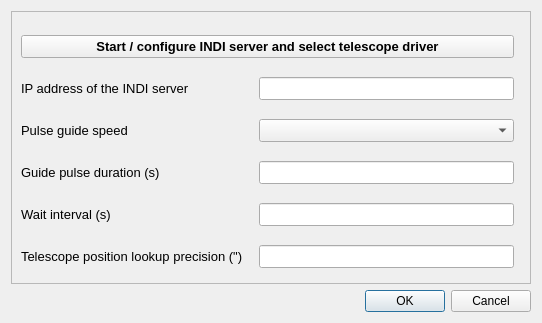
Before: the Qt Designer form Source/indi_dialog.ui in Rolf-Hempel/MoonPanoramaMaker, drawn with Qt 5.
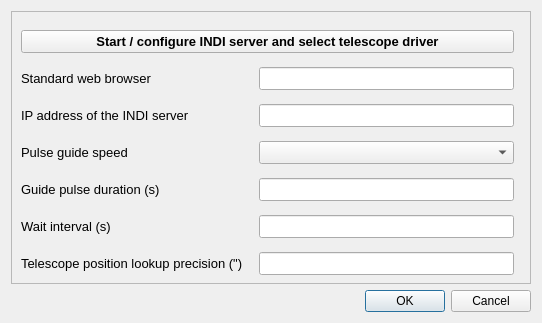
After: the same form once the commit is applied.

Commit message: indi dialog gui changed

Patch:
```diff
--- a/Source/indi_dialog.ui
+++ b/Source/indi_dialog.ui
@@ -53,7 +53,7 @@
         <property name="bottomMargin">
          <number>0</number>
         </property>
-        <item row="4" column="1">
+        <item row="5" column="1">
          <widget class="QLineEdit" name="input_guiding_interval">
           <property name="font">
            <font>
@@ -62,7 +62,7 @@
           </property>
          </widget>
         </item>
-        <item row="3" column="0">
+        <item row="4" column="0">
          <widget class="QLabel" name="pulse_guide_speed">
           <property name="font">
            <font>
@@ -77,7 +77,7 @@
           </property>
          </widget>
         </item>
-        <item row="2" column="1">
+        <item row="3" column="1">
          <widget class="QLineEdit" name="input_indi_server_url">
           <property name="font">
            <font>
@@ -103,7 +103,7 @@
           </property>
          </widget>
         </item>
-        <item row="4" column="0">
+        <item row="5" column="0">
          <widget class="QLabel" name="guiding_interval">
           <property name="font">
            <font>
@@ -118,7 +118,7 @@
           </property>
          </widget>
         </item>
-        <item row="5" column="0">
+        <item row="6" column="0">
          <widget class="QLabel" name="wait_interval">
           <property name="font">
            <font>
@@ -133,7 +133,7 @@
           </property>
          </widget>
         </item>
-        <item row="5" column="1">
+        <item row="6" column="1">
          <widget class="QLineEdit" name="input_wait_interval">
           <property name="font">
            <font>
@@ -142,7 +142,7 @@
           </property>
          </widget>
         </item>
-        <item row="2" column="0">
+        <item row="3" column="0">
          <widget class="QLabel" name="indi_server_url">
           <property name="font">
            <font>
@@ -157,7 +157,7 @@
           </property>
          </widget>
         </item>
-        <item row="3" column="1">
+        <item row="4" column="1">
          <widget class="QComboBox" name="pulse_guide_speed_chooser">
           <property name="font">
            <font>
@@ -166,7 +166,7 @@
           </property>
          </widget>
         </item>
-        <item row="6" column="0">
+        <item row="7" column="0">
          <widget class="QLabel" name="telescope_lookup_precision">
           <property name="font">
            <font>
@@ -181,7 +181,7 @@
           </property>
          </widget>
         </item>
-        <item row="6" column="1">
+        <item row="7" column="1">
          <widget class="QLineEdit" name="input_telescope_lookup_precision">
           <property name="font">
            <font>
@@ -190,6 +190,30 @@
           </property>
          </widget>
         </item>
+        <item row="1" column="1">
+         <widget class="QLineEdit" name="input_web_browser_path">
+          <property name="font">
+           <font>
+            <pointsize>10</pointsize>
+           </font>
+          </property>
+         </widget>
+        </item>
+        <item row="1" column="0">
+         <widget class="QLabel" name="web_browser_path">
+          <property name="font">
+           <font>
+            <pointsize>10</pointsize>
+           </font>
+          </property>
+          <property name="toolTip">
+           <string>Absolute Path to the web browser executable, e.g. /usr/bin/firefox</string>
+          </property>
+          <property name="text">
+           <string>Standard web browser</string>
+          </property>
+         </widget>
+        </item>
        </layout>
       </widget>
      </widget>
```
The commit also changes 1 other file.
